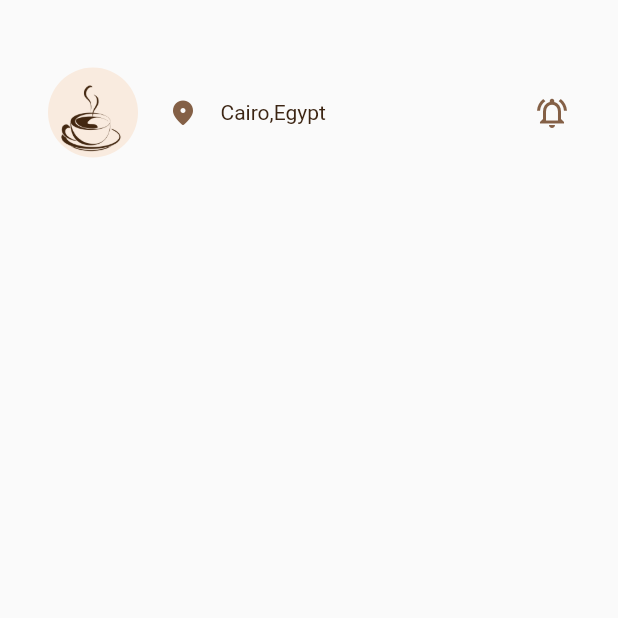
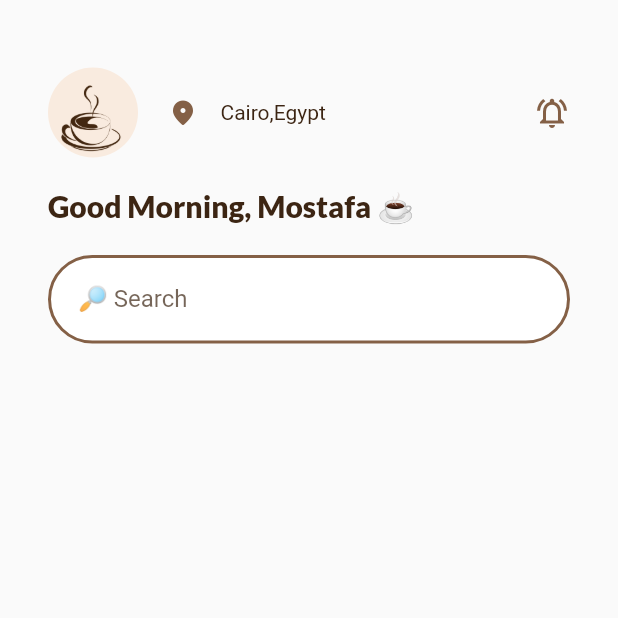
Before and after one commit to mostafaramadanhamed/coffee_app, a Flutter app: the HomeView screen opened by its route, on a phone screen of 412 x 824 dp, the top half of it. Run offline on Flutter 3.47's test engine with Material 2 defaults, Android fonts, the phone set to English and light mode, and no system bars; our stand-ins replace go_router, google_fonts.

```diff
--- a/lib/core/widgets/custom_text_field.dart
+++ b/lib/core/widgets/custom_text_field.dart
@@ -1,4 +1,5 @@
 import 'package:coffee_app/core/utils/colors.dart';
+import 'package:coffee_app/core/utils/styles.dart';
 import 'package:flutter/material.dart';
 
 class CustomTextFiled extends StatelessWidget {
@@ -17,9 +18,7 @@ class CustomTextFiled extends StatelessWidget {
   final TextInputType keyboardType;
   @override
   Widget build(BuildContext context) {
-    return SizedBox(
-      height: 55,
-      child: TextFormField(
+    return TextFormField(
       onChanged: onChange,
       onSaved: onSaved,
       keyboardType:keyboardType ,
@@ -36,15 +35,15 @@ class CustomTextFiled extends StatelessWidget {
       decoration: InputDecoration(
           fillColor: AppColors.kLoginTextFieldColor,
           filled: true,
-            hintText: hint,
-            hintStyle: TextStyle(
-              color: AppColors.kPrimaryColor.withOpacity(0.6),
-              fontSize: 14,
-            ),
-            focusedBorder: buildBorder(border: 24, color: AppColors.kPrimaryColor),
-            enabledBorder: buildBorder(border: 24, color: AppColors.kSecondaryColor),
-            border:buildBorder(border: 24, color: Colors.grey)
-        ),
+          label: Text(hint!,style: Styles.textStyle16.copyWith(
+            color: AppColors.kPrimaryColor.withOpacity(0.7)
+          ),),
+         errorStyle: Styles.textStyle14.copyWith(fontSize: 12),
+         // labelStyle: Styles.textStyle24,
+
+          focusedBorder: buildBorder(border: 32, color: AppColors.kPrimaryColor),
+          enabledBorder: buildBorder(border: 32, color: AppColors.kSecondaryColor),
+          border:buildBorder(border: 32, color: Colors.grey)
       ),
     );
   }
--- a/lib/features/home/presentation/views/widgets/home_view_body.dart
+++ b/lib/features/home/presentation/views/widgets/home_view_body.dart
@@ -1,24 +1,46 @@
 import 'package:coffee_app/core/utils/assets.dart';
 import 'package:coffee_app/core/utils/colors.dart';
 import 'package:coffee_app/core/utils/styles.dart';
+import 'package:coffee_app/core/widgets/custom_text_field.dart';
 import 'package:flutter/material.dart';
+import 'package:google_fonts/google_fonts.dart';
 
 class HomeViewBody extends StatelessWidget {
   const HomeViewBody({Key? key}) : super(key: key);
 
   @override
   Widget build(BuildContext context) {
-    return const Padding(
-      padding: EdgeInsets.symmetric(horizontal: 32),
+    return  const Padding(
+      padding:EdgeInsets.symmetric(horizontal: 32),
       child: Column(
+        crossAxisAlignment: CrossAxisAlignment.start,
         children: [
           SizedBox(
             height: 45,
           ),
           TopRowHomeView(),
+          SizedBox(
+            height: 20,
+          ),
+          WelcomeText(),
+          SizedBox(
+            height: 20,
+          ),
+          CustomTextFiled(hint: '  🔎 Search ')
         ],
       ),
     );
+  }
+}
+
+class WelcomeText extends StatelessWidget {
+  const WelcomeText({
+    super.key,
+  });
+
+  @override
+  Widget build(BuildContext context) {
+    return Text('Good Morning, Mostafa ☕',style: GoogleFonts.lato(fontSize: 20,fontWeight: FontWeight.w900,color: AppColors.kPrimaryColor,),);
   }
 }
 
--- a/lib/features/login/presentation/views/widgets/login_view_body.dart
+++ b/lib/features/login/presentation/views/widgets/login_view_body.dart
@@ -12,6 +12,7 @@ class LoginViewBody extends StatefulWidget {
 class _LoginViewBodyState extends State<LoginViewBody> {
  final TextEditingController emailController=TextEditingController();
  final TextEditingController passwordController=TextEditingController();
+ final GlobalKey<FormState> formKey =GlobalKey();
 
   @override
   Widget build(BuildContext context) {
@@ -19,7 +20,7 @@ class _LoginViewBodyState extends State<LoginViewBody> {
     return Stack(
       children: [
         BackgroundImage(size: size,imagePath: AppAssets.kLoginImage,),
-        LoginContainer(size: size, emailController: emailController, passwordController: passwordController),
+        LoginContainer(size: size, emailController: emailController, passwordController: passwordController,formKey: formKey,),
       ],
     );
   }
```
Also changed, not shown: lib/features/login/presentation/views/widgets/login_button.dart (+8 -5 lines), lib/features/login/presentation/views/widgets/login_container.dart (+6 -3 lines). Lines whose indentation alone changed are shown as unchanged.
